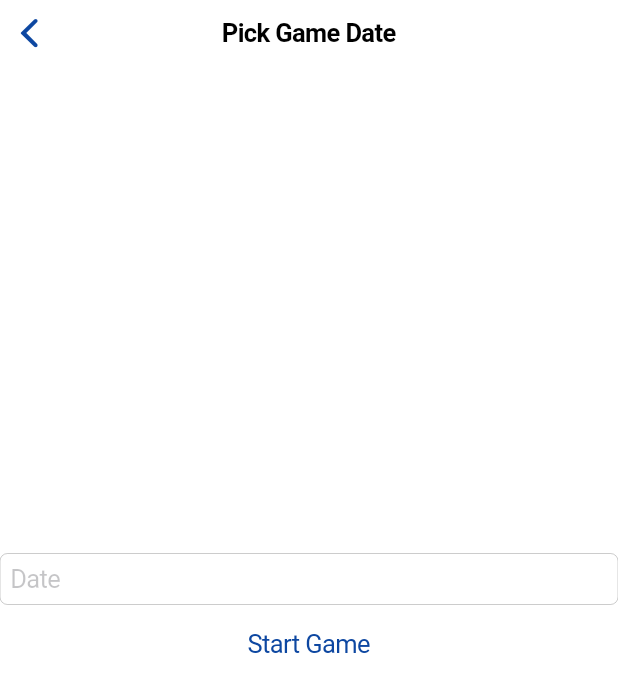
After one commit to alexwongapps/coryat, a Flutter app: the DateScreen screen opened directly, on a phone screen of 412 x 824 dp. The commit adds this screen. Shown: the top 692 px of the screen. Run offline on Flutter 3.47's test engine with Material 2 defaults, Android fonts, the phone set to English and light mode, and no system bars.

```diff
--- /dev/null
+++ b/lib/enums/eventtype.dart
@@ -0,0 +1 @@
+enum EventType { clue, marker }
--- a/lib/models/event.dart
+++ b/lib/models/event.dart
@@ -1,4 +1,9 @@
+import 'package:coryat/enums/eventtype.dart';
+
 abstract class Event {
+  EventType type;
   List<String> tags;
   String notes;
+
+  String primaryText();
 }
--- a/lib/models/game.dart
+++ b/lib/models/game.dart
@@ -1,10 +1,25 @@
+import 'package:coryat/enums/response.dart';
+import 'package:coryat/models/clue.dart';
 import 'package:coryat/models/event.dart';
+import 'package:coryat/models/marker.dart';
 import 'package:coryat/models/user.dart';
 
 class Game {
-  List<Event> events = [];
+  List<Event> events;
   DateTime date;
   User user = User();
+  bool synced = false;
 
-  Game(this.date, [this.user, this.events]);
+  Game(int year, int month, int day, [this.user, this.events]) {
+    this.date = new DateTime(year, month, day);
+    this.events = [];
+  }
+
+  void addResponse(Response response) {
+    events.add(Clue(response));
+  }
+
+  void addMarker(String name) {
+    events.add(Marker(name));
+  }
 }
--- a/lib/models/marker.dart
+++ b/lib/models/marker.dart
@@ -1,8 +1,15 @@
+import 'package:coryat/enums/eventtype.dart';
 import 'package:coryat/models/event.dart';
 
 class Marker implements Event {
+  EventType type = EventType.marker;
+  String name;
   List<String> tags = [];
   String notes;
 
-  Marker([this.tags, this.notes = ""]);
+  Marker(this.name, [this.tags, this.notes = ""]);
+
+  String primaryText() {
+    return this.name;
+  }
 }
--- /dev/null
+++ b/lib/screens/gamescreens/datescreen.dart
@@ -0,0 +1,40 @@
+import 'package:coryat/models/game.dart';
+import 'package:coryat/screens/gamescreens/gamescreen.dart';
+import 'package:flutter/cupertino.dart';
+
+class DateScreen extends StatefulWidget {
+  @override
+  _DateScreenState createState() => _DateScreenState();
+}
+
+class _DateScreenState extends State<DateScreen> {
+  @override
+  Widget build(BuildContext context) {
+    return CupertinoPageScaffold(
+      navigationBar: CupertinoNavigationBar(
+        middle: Text("Pick Game Date"),
+      ),
+      child: Center(
+        child: Column(
+          mainAxisSize: MainAxisSize.min,
+          children: [
+            CupertinoTextField(
+              placeholder: "Date",
+            ),
+            CupertinoButton(
+              child: Text("Start Game"),
+              onPressed: () {
+                Navigator.of(context).push(
+                  CupertinoPageRoute(builder: (context) {
+                    return GameScreen(
+                        game: Game(2021, 2, 3)); // TODO: date picker
+                  }),
+                );
+              },
+            )
+          ],
+        ),
+      ),
+    );
+  }
+}
--- a/lib/screens/homescreen.dart
+++ b/lib/screens/homescreen.dart
@@ -1,4 +1,4 @@
-import 'package:coryat/screens/gamescreens/gamescreen.dart';
+import 'package:coryat/screens/gamescreens/datescreen.dart';
 import 'package:flutter/cupertino.dart';
 
 class HomeScreen extends StatefulWidget {
@@ -35,7 +35,7 @@ class _HomeScreenState extends State<HomeScreen> {
               onPressed: () {
                 Navigator.of(context).push(
                   CupertinoPageRoute(builder: (context) {
-                    return GameScreen();
+                    return DateScreen();
                   }),
                 );
               },
```
Also changed, not shown: lib/models/clue.dart (+14 -0 lines), lib/screens/gamescreens/gamescreen.dart (+54 -1 lines).
